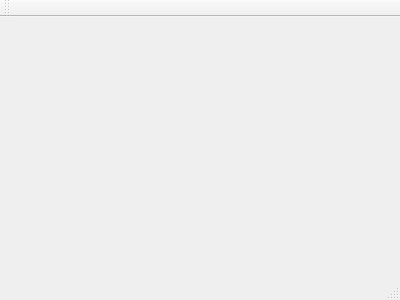
The window that CGL/assign-b3/mainwindow.ui (mufaddal12/21340) describes before a commit, drawn with Qt 5.
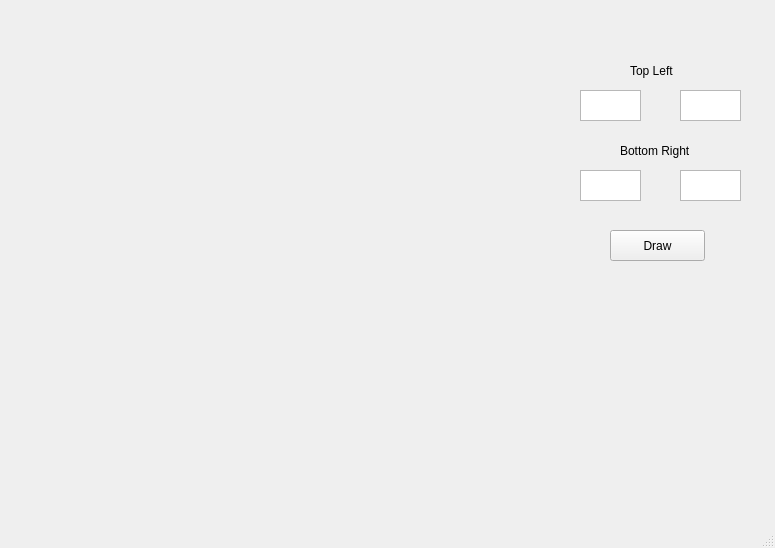
The same window after the commit.

```diff
--- a/CGL/assign-b3/mainwindow.ui
+++ b/CGL/assign-b3/mainwindow.ui
@@ -1,24 +1,124 @@
 <ui version="4.0">
  <class>MainWindow</class>
- <widget class="QMainWindow" name="MainWindow" >
-  <property name="geometry" >
+ <widget class="QMainWindow" name="MainWindow">
+  <property name="geometry">
    <rect>
     <x>0</x>
     <y>0</y>
-    <width>400</width>
-    <height>300</height>
+    <width>775</width>
+    <height>548</height>
    </rect>
   </property>
   <property name="windowTitle" >
    <string>MainWindow</string>
   </property>
-  <widget class="QMenuBar" name="menuBar" />
-  <widget class="QToolBar" name="mainToolBar" />
-  <widget class="QWidget" name="centralWidget" />
-  <widget class="QStatusBar" name="statusBar" />
+  <widget class="QWidget" name="centralWidget">
+   <widget class="QLabel" name="window">
+    <property name="geometry">
+     <rect>
+      <x>20</x>
+      <y>20</y>
+      <width>500</width>
+      <height>500</height>
+     </rect>
+    </property>
+    <property name="text">
+     <string/>
+    </property>
+   </widget>
+   <widget class="QTextEdit" name="x1">
+    <property name="geometry">
+     <rect>
+      <x>580</x>
+      <y>90</y>
+      <width>61</width>
+      <height>31</height>
+     </rect>
+    </property>
+   </widget>
+   <widget class="QTextEdit" name="y1">
+    <property name="geometry">
+     <rect>
+      <x>680</x>
+      <y>90</y>
+      <width>61</width>
+      <height>31</height>
+     </rect>
+    </property>
+   </widget>
+   <widget class="QTextEdit" name="y2">
+    <property name="geometry">
+     <rect>
+      <x>680</x>
+      <y>170</y>
+      <width>61</width>
+      <height>31</height>
+     </rect>
+    </property>
+   </widget>
+   <widget class="QTextEdit" name="x2">
+    <property name="geometry">
+     <rect>
+      <x>580</x>
+      <y>170</y>
+      <width>61</width>
+      <height>31</height>
+     </rect>
+    </property>
+   </widget>
+   <widget class="QLabel" name="label">
+    <property name="geometry">
+     <rect>
+      <x>630</x>
+      <y>60</y>
+      <width>67</width>
+      <height>21</height>
+     </rect>
+    </property>
+    <property name="text">
+     <string>Top Left</string>
+    </property>
+   </widget>
+   <widget class="QLabel" name="label_2">
+    <property name="geometry">
+     <rect>
+      <x>620</x>
+      <y>140</y>
+      <width>111</width>
+      <height>21</height>
+     </rect>
+    </property>
+    <property name="text">
+     <string>Bottom Right</string>
+    </property>
+   </widget>
+   <widget class="QPushButton" name="pushButton">
+    <property name="geometry">
+     <rect>
+      <x>610</x>
+      <y>230</y>
+      <width>95</width>
+      <height>31</height>
+     </rect>
+    </property>
+    <property name="text">
+     <string>Draw</string>
+    </property>
+   </widget>
+  </widget>
+  <widget class="QMenuBar" name="menuBar">
+   <property name="geometry">
+    <rect>
+     <x>0</x>
+     <y>0</y>
+     <width>775</width>
+     <height>27</height>
+    </rect>
+   </property>
+  </widget>
+  <widget class="QStatusBar" name="statusBar"/>
  </widget>
- <layoutDefault spacing="6" margin="11" />
- <pixmapfunction></pixmapfunction>
+ <layoutdefault spacing="6" margin="11"/>
  <resources/>
  <connections/>
 </ui>
```
Left out of the diff: 3 changed lines with no effect on the pictures.
